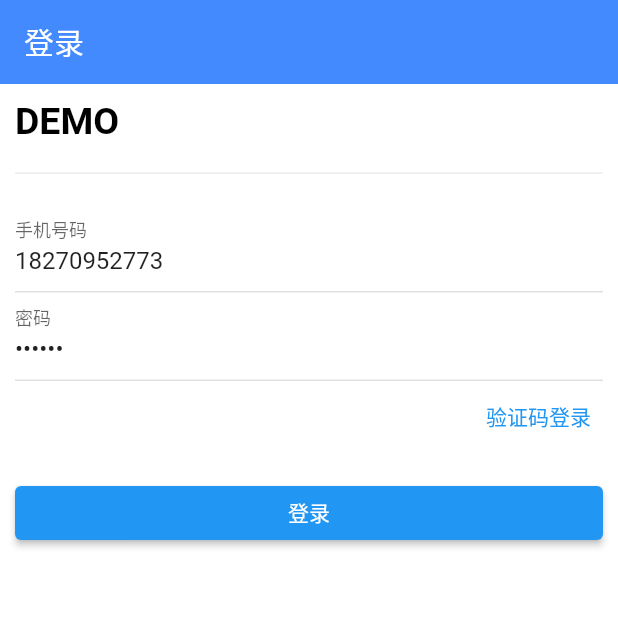
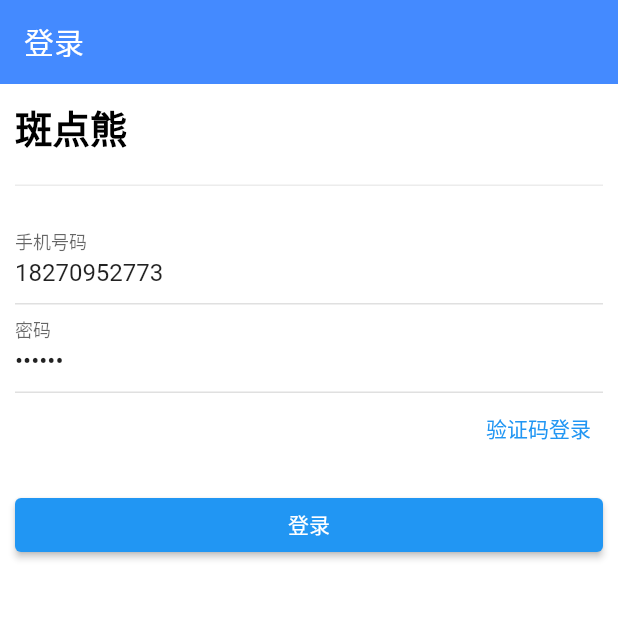
Before and after one commit to surest-sky/temp, a Flutter app: the screen it shows after launch, after a tap on "登录", on a phone screen of 412 x 824 dp, the top half of it. Run offline on Flutter 3.47's test engine with Material 2 defaults, Android fonts, the phone set to English and light mode, and no system bars; our stand-ins replace date_format, dio, dotted_border, flutter_easyloading, flutter_keyboard_visibility, flutter_swipe_action_cell and 7 more; missing offline and left inert: adaptive_action_sheet, drop_down_list, proste_indexed_stack, receive_sharing_intent; network calls fail; statements that could not run were skipped.

Commit message:
更新demo

```diff
--- a/lib/services/AuthService.dart
+++ b/lib/services/AuthService.dart
@@ -34,4 +34,10 @@ class AuthService {
 
     return LoginUser.fromJson(json.decode(user));
   }
+
+  static Future<void> saveUser(LoginUser user) async {
+    final prefs = await SharedPreferences.getInstance();
+    prefs.setString(AuthService.AUTH_USER, json.encode(user));
+    prefs.setString(AuthService.AUTH_KEY, user.idkey);
+  }
 }
--- a/lib/view/ProfilePage.dart
+++ b/lib/view/ProfilePage.dart
@@ -35,7 +35,10 @@ class _ProfilePageState extends State<ProfilePage> {
 
     if (_user.uId.isEmpty) {
       Navigator.of(context).pushNamed("loginPage");
+      return;
     }
+
+    AuthService.saveUser(_user);
   }
 
   _refresh() {
--- a/lib/view/auth/login.dart
+++ b/lib/view/auth/login.dart
@@ -64,7 +64,7 @@ class _LoginPageState extends State<LoginPage> {
                 ),
               ),
               child: const Text(
-                "DEMO",
+                "斑点熊",
                 style: TextStyle(
                   color: Colors.black,
                   fontSize: 25,
@@ -200,8 +200,7 @@ class _LoginPageState extends State<LoginPage> {
       EasyLoading.showError(loginResult.errorMsg);
       return;
     }
-    await prefs.setString(AuthService.AUTH_USER, json.encode(loginResult));
-    await prefs.setString(AuthService.AUTH_KEY, loginResult.idkey);
+    AuthService.saveUser(loginResult);
     Navigator.pushReplacementNamed(context, "appPage");
   }
 
```
Also changed, not shown: lib/http/apis.dart (+7 -2 lines), lib/services/ListService.dart (+8 -0 lines), lib/view/SettingPage.dart (+40 -18 lines), lib/view/pages/ImageAddPage.dart (+8 -14 lines).
